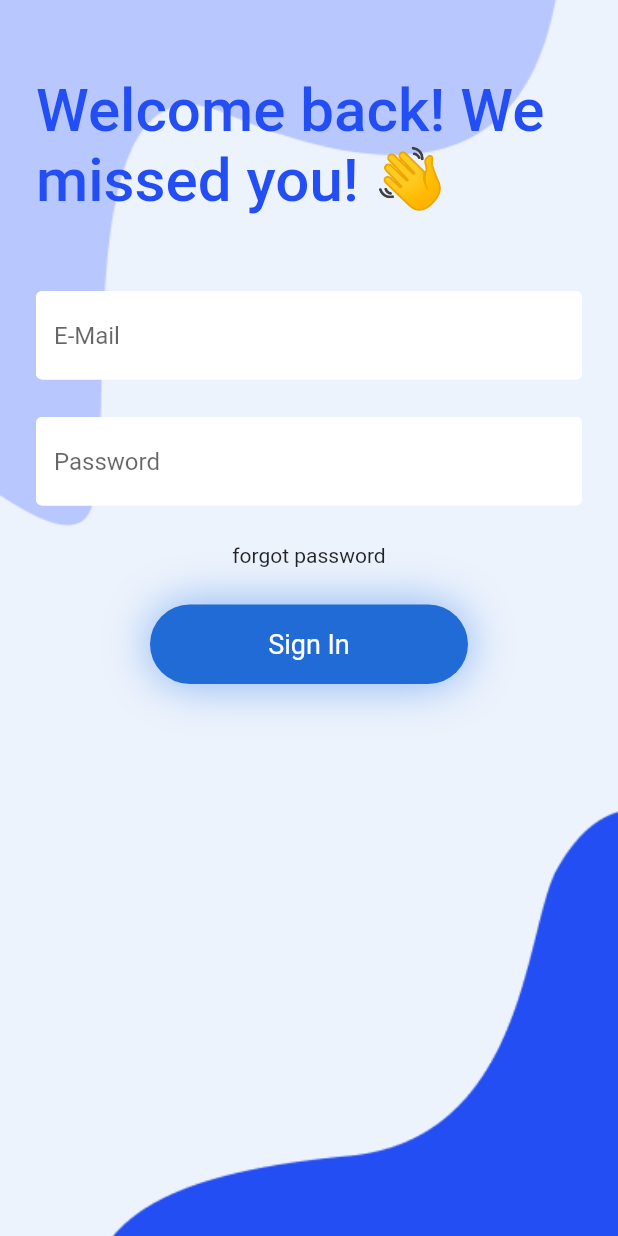
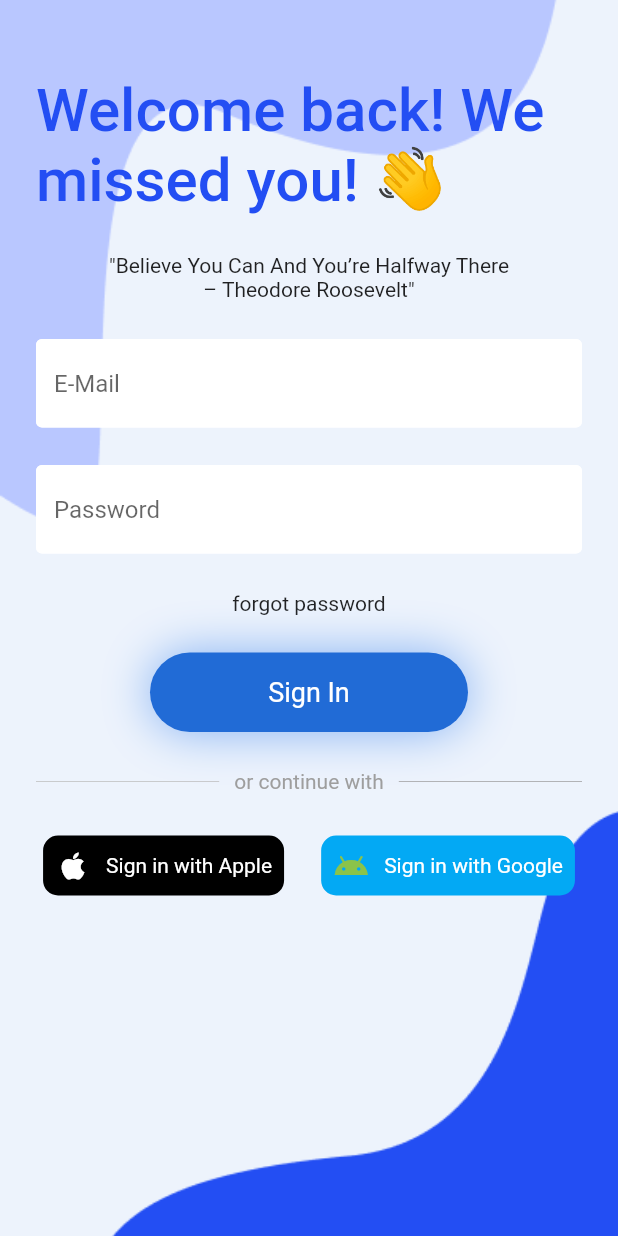
Before and after one commit to MuhammadMannan/DayFlow, a Flutter app: the screen it shows after launch, on a phone screen of 412 x 824 dp. Run offline on Flutter 3.47's test engine with Material 2 defaults, Android fonts, the light colour scheme and no system bars.

Commit message:
updated ui for sign in page added more options

```diff
--- /dev/null
+++ b/lib/components/alt_sign_in.dart
@@ -0,0 +1,38 @@
+import 'package:flutter/material.dart';
+
+class AltSignInButton extends StatelessWidget {
+  const AltSignInButton(
+      {super.key,
+      required this.signInLable,
+      required this.signinIcon,
+      required this.buttonColor,
+      required this.textColor});
+
+  final String signInLable;
+  final Icon signinIcon;
+  final Color buttonColor;
+  final Color textColor;
+
+  @override
+  Widget build(BuildContext context) {
+    return Container(
+      decoration: BoxDecoration(
+          color: buttonColor, borderRadius: BorderRadius.circular(10)),
+      child: Padding(
+        padding: const EdgeInsets.all(8.0),
+        child: Row(
+          children: [
+            signinIcon,
+            SizedBox(
+              width: 10,
+            ),
+            Text(
+              signInLable,
+              style: TextStyle(color: textColor),
+            )
+          ],
+        ),
+      ),
+    );
+  }
+}
--- a/lib/signin.dart
+++ b/lib/signin.dart
@@ -1,6 +1,9 @@
+// ignore_for_file: prefer_const_constructors, prefer_const_literals_to_create_immutables
+
 import 'package:flutter/material.dart';
 import 'components/my_text_field.dart';
 import 'components/sign_in_button.dart';
+import 'components/alt_sign_in.dart';
 
 class signin extends StatelessWidget {
   signin({super.key});
@@ -25,8 +28,8 @@ class signin extends StatelessWidget {
               children: [
                 //logo/title
                 Padding(
-                  padding:
-                      const EdgeInsets.symmetric(vertical: 50, horizontal: 24),
+                  padding: const EdgeInsets.only(
+                      left: 24, right: 24, top: 50, bottom: 25),
                   child: Text(
                     'Welcome back! \We missed you! 👋',
                     style: TextStyle(
@@ -34,6 +37,14 @@ class signin extends StatelessWidget {
                         fontWeight: FontWeight.w500,
                         color: Color(0xFF234EF3)),
                   ),
+                ),
+                //tagline
+                Text(
+                  '"Believe You Can And You’re Halfway There\n– Theodore Roosevelt"',
+                  textAlign: TextAlign.center,
+                ),
+                SizedBox(
+                  height: 25,
                 ),
                 //username
                 MyTextField(
@@ -61,6 +72,62 @@ class signin extends StatelessWidget {
                 //sign in
                 //google + apple
                 SizedBox(height: 25),
+                Padding(
+                  padding: const EdgeInsets.symmetric(horizontal: 24.0),
+                  child: Row(
+                    children: [
+                      Expanded(
+                        child: Divider(
+                          thickness: 0.5,
+                          color: Colors.grey[400],
+                        ),
+                      ),
+                      Padding(
+                        padding: const EdgeInsets.symmetric(horizontal: 10.0),
+                        child: Text(
+                          'or continue with',
+                          style: TextStyle(color: Colors.grey),
+                        ),
+                      ),
+                      Expanded(
+                        child: Divider(
+                          thickness: 0.5,
+                          color: Colors.grey,
+                        ),
+                      ),
+                    ],
+                  ),
+                ),
+                SizedBox(height: 24),
+                Padding(
+                  padding: const EdgeInsets.all(4.0),
+                  child: Row(
+                    mainAxisAlignment: MainAxisAlignment.spaceEvenly,
+                    children: [
+                      //apple sign in
+                      const AltSignInButton(
+                        signInLable: 'Sign in with Apple',
+                        signinIcon: Icon(
+                          Icons.apple,
+                          color: Colors.white,
+                        ),
+                        buttonColor: Colors.black,
+                        textColor: Colors.white,
+                      ),
+
+                      //google sign in
+                      const AltSignInButton(
+                        signInLable: 'Sign in with Google',
+                        signinIcon: Icon(
+                          Icons.android,
+                          color: Colors.lightGreen,
+                        ),
+                        textColor: Colors.white,
+                        buttonColor: Colors.lightBlue,
+                      ),
+                    ],
+                  ),
+                )
 
                 //regster now
               ],
```
Also changed, not shown: 6 other files.
